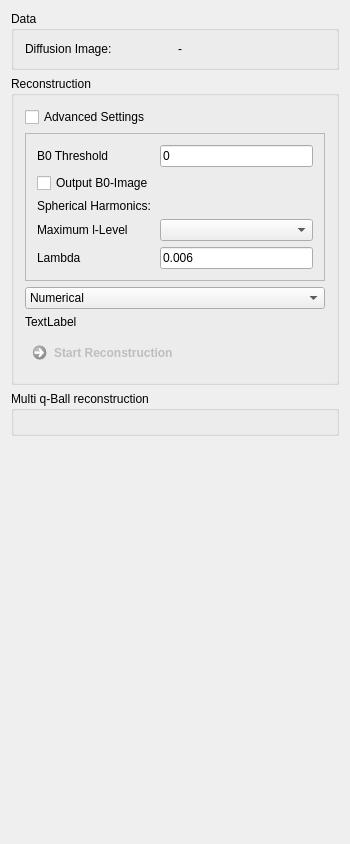
Before: the Qt Designer form Plugins/org.mitk.gui.qt.diffusionimaging/src/internal/QmitkQBallReconstructionViewControls.ui in MITK/MITK, drawn with Qt 5.
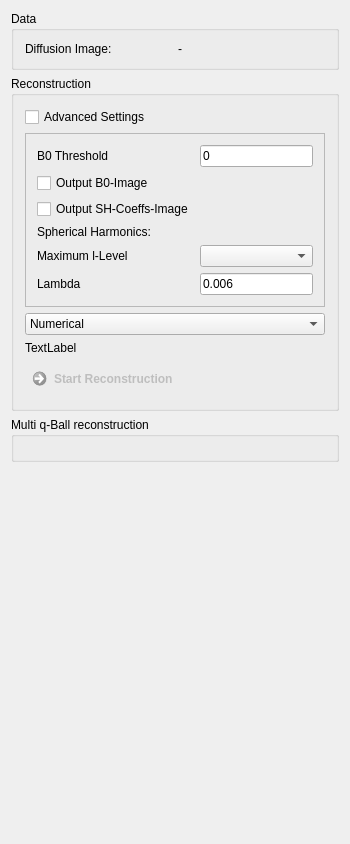
After: the same form once the commit is applied.

Commit message: Output coeffs Image

```diff
--- a/Plugins/org.mitk.gui.qt.diffusionimaging/src/internal/QmitkQBallReconstructionViewControls.ui
+++ b/Plugins/org.mitk.gui.qt.diffusionimaging/src/internal/QmitkQBallReconstructionViewControls.ui
@@ -104,7 +104,7 @@
            </property>
           </widget>
          </item>
-         <item row="2" column="0">
+         <item row="3" column="0">
           <widget class="QLabel" name="label_2">
            <property name="enabled">
             <bool>true</bool>
@@ -114,7 +114,7 @@
            </property>
           </widget>
          </item>
-         <item row="3" column="0">
+         <item row="4" column="0">
           <widget class="QLabel" name="m_QBallReconstructionMaxLLevelTextLabel_2">
            <property name="enabled">
             <bool>true</bool>
@@ -127,7 +127,7 @@
            </property>
           </widget>
          </item>
-         <item row="3" column="1">
+         <item row="4" column="1">
           <widget class="QComboBox" name="m_QBallReconstructionMaxLLevelComboBox">
            <property name="enabled">
             <bool>true</bool>
@@ -137,7 +137,7 @@
            </property>
           </widget>
          </item>
-         <item row="4" column="0">
+         <item row="5" column="0">
           <widget class="QLabel" name="m_QBallReconstructionLambdaTextLabel_2">
            <property name="enabled">
             <bool>true</bool>
@@ -153,7 +153,7 @@
            </property>
           </widget>
          </item>
-         <item row="4" column="1">
+         <item row="5" column="1">
           <widget class="QLineEdit" name="m_QBallReconstructionLambdaLineEdit">
            <property name="enabled">
             <bool>true</bool>
@@ -163,6 +163,13 @@
            </property>
           </widget>
          </item>
+         <item row="2" column="0">
+          <widget class="QCheckBox" name="m_OutputCoeffsImage">
+           <property name="text">
+            <string>Output SH-Coeffs-Image</string>
+           </property>
+          </widget>
+         </item>
         </layout>
        </widget>
       </item>
```
The commit also changes 3 other files.
